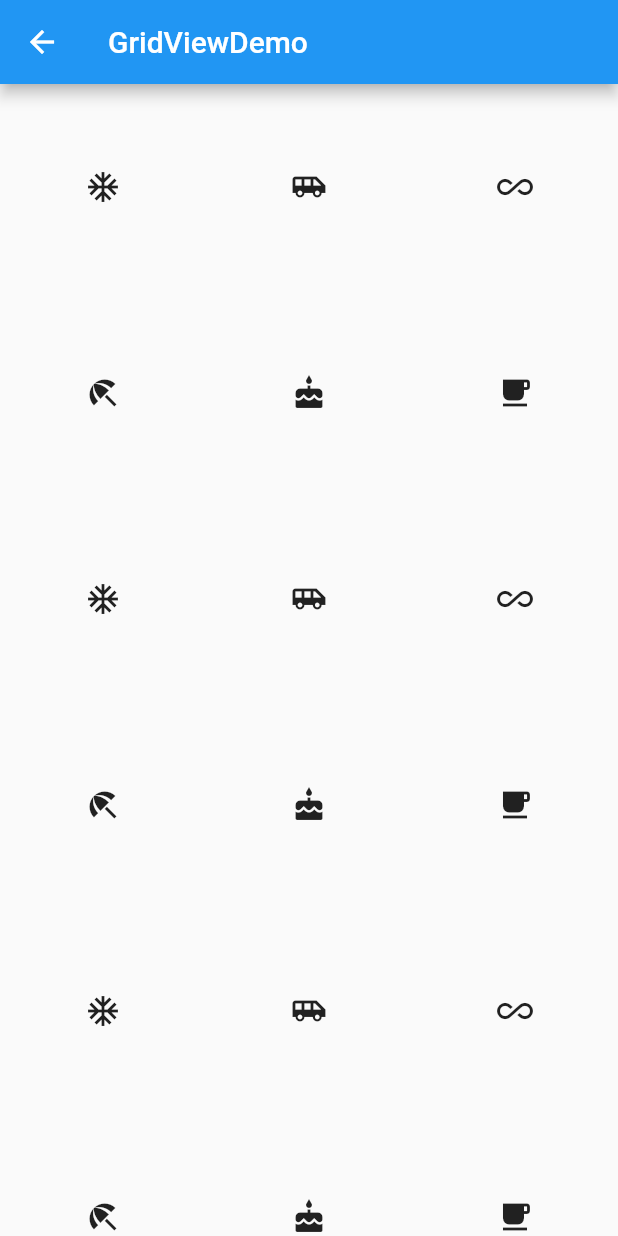
After one commit to Super-Crab/FlutterLearn, a Flutter app: the GridViewDemo screen opened directly, on a phone screen of 412 x 824 dp. The commit adds this screen. Run offline on Flutter 3.47's test engine with Material 2 defaults, Android fonts, the phone set to English and light mode, and no system bars; missing offline and left inert: flutter_webview_plugin; network calls fail.

Commit message:
add scrollablewidgets

```diff
--- /dev/null
+++ b/lib/example/simple/scrollablewidgets/GridViewDemo.dart
@@ -0,0 +1,57 @@
+import 'package:flutter/material.dart';
+
+/**
+ * Description:
+ * Author:          peixuan.xie
+ * Time:            2019-06-04 18:11
+ */
+
+class GridViewDemo extends StatefulWidget {
+  static final String sName = "GridViewDemo";
+
+  @override
+  GridViewDemoState createState() => new GridViewDemoState();
+}
+
+class GridViewDemoState extends State<GridViewDemo> {
+  List<IconData> _icons = [];
+
+  @override
+  Widget build(BuildContext context) {
+    return new Scaffold(
+      appBar: new AppBar(
+        title: new Text(GridViewDemo.sName),
+      ),
+      body: GridView.builder(
+          gridDelegate: SliverGridDelegateWithFixedCrossAxisCount(
+              crossAxisCount: 3, childAspectRatio: 1.0),
+          itemCount: _icons.length,
+          itemBuilder: (context, index) {
+            if (index == _icons.length - 1 && _icons.length < 200) {
+              _retrieveIcons();
+            }
+            return Icon(_icons[index]);
+          }),
+    );
+  }
+
+  @override
+  void initState() {
+    _retrieveIcons();
+  }
+
+  void _retrieveIcons() {
+    Future.delayed(Duration(microseconds: 200)).then((e) {
+      setState(() {
+        _icons.addAll([
+          Icons.ac_unit,
+          Icons.airport_shuttle,
+          Icons.all_inclusive,
+          Icons.beach_access,
+          Icons.cake,
+          Icons.free_breakfast
+        ]);
+      });
+    });
+  }
+}
--- a/lib/page/WidgetDemo.dart
+++ b/lib/page/WidgetDemo.dart
@@ -21,6 +21,10 @@ import '../example/simple/containerwidgets/PaddingDemo.dart';
 import '../example/simple/containerwidgets/DecoratedBoxDemo.dart';
 import '../example/simple/containerwidgets/TransformDemo.dart';
 import '../example/simple/containerwidgets/ContainerDemo.dart';
+
+import '../example/simple/scrollablewidgets/SingleChildScrollViewDemo.dart';
+import '../example/simple/scrollablewidgets/GridViewDemo.dart';
+import '../example/simple/scrollablewidgets/CustomScrollViewDemo.dart';
 
 import '../util/DimensUtils.dart' as DimensUtils;
 /**
@@ -76,6 +80,11 @@ class WidgetDemoState extends State<WidgetDemo> {
       new ListRouterBean(DecoratedBoxDemo.sName, new DecoratedBoxDemo(), []),
       new ListRouterBean(TransformDemo.sName, new TransformDemo(), []),
       new ListRouterBean(ContainerDemo.sName, new ContainerDemo(), []),
+    ]));
+    listData.add(new ListRouterBean("scrollablewidgets", null, [
+      new ListRouterBean(SingleChildScrollViewDemo.sName, new SingleChildScrollViewDemo(), []),
+      new ListRouterBean(GridViewDemo.sName, new GridViewDemo(), []),
+      new ListRouterBean(CustomScrollViewDemo.sName, new CustomScrollViewDemo(), []),
     ]));
   }
 
```
Also changed, not shown: lib/example/simple/scrollablewidgets/CustomScrollViewDemo.dart (added, +68 -0 lines), lib/example/simple/scrollablewidgets/SingleChildScrollViewDemo.dart (added, +31 -0 lines).
